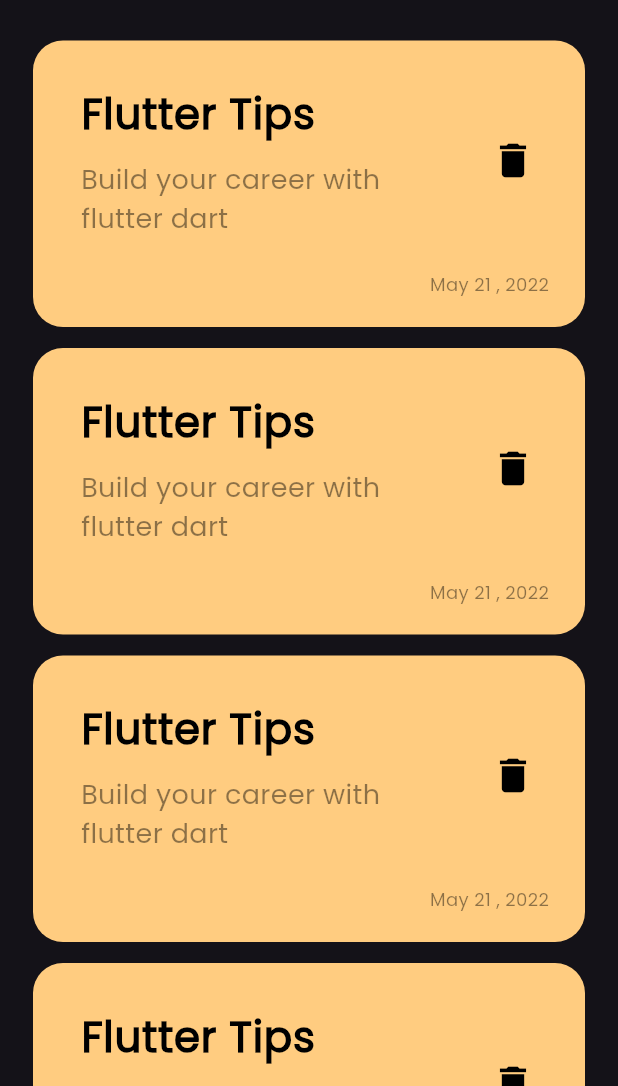
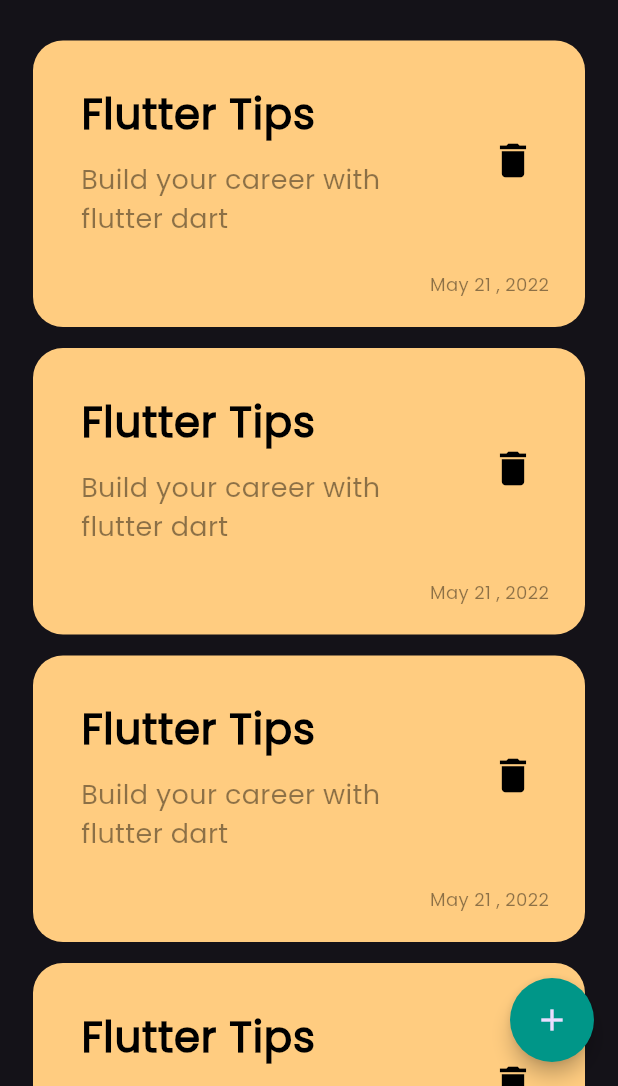
Before and after one commit to AhmedMaresh/notes_app, a Flutter app: the screen it shows after launch, on a phone screen of 412 x 824 dp, the part 150-1236 px from its top. Run offline on Flutter 3.47's test engine with Material 3 defaults, Android fonts, the phone set to English and light mode, and no system bars.

Commit message:
add floating action button

```diff
--- a/lib/views/notes_view.dart
+++ b/lib/views/notes_view.dart
@@ -6,6 +6,17 @@ class NotesView extends StatelessWidget {
 
   @override
   Widget build(BuildContext context) {
-    return const Scaffold(body: NotesViewBody());
+    return Scaffold(
+      floatingActionButton: FloatingActionButton(
+        onPressed: () {},
+        shape: RoundedRectangleBorder(
+          borderRadius: BorderRadiusGeometry.circular(28),
+        ),
+        backgroundColor: Colors.teal,
+        elevation: 5,
+        child: Icon(Icons.add),
+      ),
+      body: NotesViewBody(),
+    );
   }
 }
```
